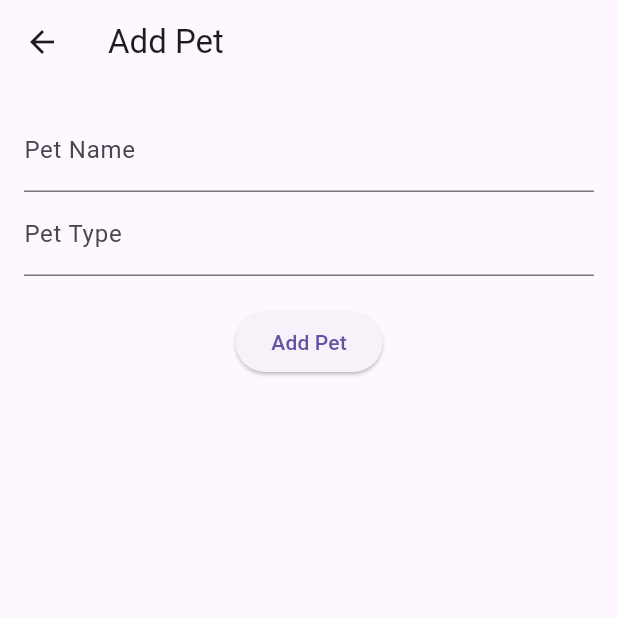
After one commit to TokyoShisenGroup/AiPet, a Flutter app: the screen it shows after launch, item 2 of the bottom bar chosen, after a tap on the "add" icon, on a phone screen of 412 x 824 dp, the top half of it. The commit adds this screen. Run offline on Flutter 3.47's test engine with Material 3 defaults, Android fonts, the phone set to English and light mode, and no system bars; network calls fail.

Commit message:
pet_page

```diff
--- a/lib/ChatPage/chat_page.dart
+++ b/lib/ChatPage/chat_page.dart
@@ -4,7 +4,7 @@ import 'package:aipet/Utility/typedefinition.dart';
 class ChatPage extends StatefulWidget {
   final User friend;
 
-  ChatPage({required this.friend});
+  const ChatPage({super.key, required this.friend});
 
   @override
   _ChatPageState createState() => _ChatPageState();
@@ -18,7 +18,7 @@ class _ChatPageState extends State<ChatPage> {
     final message = Message(
       sender: 'me',
       content: _controller.text,
-      timestamp: DateTime.now(),
+      timestamp: DateTime.now()
     );
     setState(() {
       messages.add(message);
--- /dev/null
+++ b/lib/PetPage/add_pet_page.dart
@@ -0,0 +1,39 @@
+import 'package:flutter/material.dart';
+import "package:aipet/Utility/typedefinition.dart";
+
+class AddPetPage extends StatelessWidget {
+  final TextEditingController _nameController = TextEditingController();
+  final TextEditingController _typeController = TextEditingController();
+
+  @override
+  Widget build(BuildContext context) {
+    return Scaffold(
+      appBar: AppBar(
+        title: Text('Add Pet'),
+      ),
+      body: Padding(
+        padding: const EdgeInsets.all(16.0),
+        child: Column(
+          children: [
+            TextField(
+              controller: _nameController,
+              decoration: InputDecoration(labelText: 'Pet Name'),
+            ),
+            TextField(
+              controller: _typeController,
+              decoration: InputDecoration(labelText: 'Pet Type'),
+            ),
+            SizedBox(height: 20),
+            ElevatedButton(
+              onPressed: () {
+                // Add pet to the list
+                Navigator.pop(context);
+              },
+              child: Text('Add Pet'),
+            ),
+          ],
+        ),
+      ),
+    );
+  }
+}
--- /dev/null
+++ b/lib/PetPage/pet_management_page.dart
@@ -0,0 +1,48 @@
+import 'package:flutter/material.dart';
+import 'add_pet_page.dart';
+import 'pet_detail_page.dart';
+import "package:aipet/Utility/typedefinition.dart";
+
+class PetManagementPage extends StatelessWidget {
+  final List<Pet> pets = [
+    Pet(name: 'Buddy', type: 'Dog'),
+    Pet(name: 'Mittens', type: 'Cat'),
+  ];
+
+  @override
+  Widget build(BuildContext context) {
+    return Scaffold(
+      appBar: AppBar(
+        title: Text('Pet Management'),
+        actions: [
+          IconButton(
+            icon: Icon(Icons.add),
+            onPressed: () {
+              Navigator.push(
+                context,
+                MaterialPageRoute(builder: (context) => AddPetPage()),
+              );
+            },
+          ),
+        ],
+      ),
+      body: ListView.builder(
+        itemCount: pets.length,
+        itemBuilder: (context, index) {
+          final pet = pets[index];
+          return ListTile(
+            leading: Icon(Icons.pets),
+            title: Text(pet.name),
+            subtitle: Text(pet.type),
+            onTap: () {
+              Navigator.push(
+                context,
+                MaterialPageRoute(builder: (context) => PetDetailPage(pet: pet)),
+              );
+            },
+          );
+        },
+      ),
+    );
+  }
+}
--- a/lib/Utility/typedefinition.dart
+++ b/lib/Utility/typedefinition.dart
@@ -1,3 +1,5 @@
+import 'package:flutter/material.dart';
+
 class User {
   final String name;
   final String avatarUrl;
@@ -20,3 +22,17 @@ class Message {
 
   Message({required this.sender, required this.content, required this.timestamp});
 }
+
+class Pet {
+  final String name;
+  final String type;
+
+  Pet({required this.name, required this.type});
+}
+
+class Reminder {
+  final String description;
+  final TimeOfDay time;
+
+  Reminder({required this.description, required this.time});
+}
--- a/lib/main.dart
+++ b/lib/main.dart
@@ -1,7 +1,7 @@
 import 'package:flutter/material.dart';
 import 'MyPage/mypage.dart';
-import "package:aipet/ChatPage/chat_list_page.dart";
-import "package:aipet/ChatPage/friend_list_page.dart";
+import 'package:aipet/ChatPage/chat_list_page.dart';
+import 'package:aipet/PetPage/pet_management_page.dart'; // Import the pet management page
 
 void main() {
   runApp(const MyApp());
@@ -15,7 +15,6 @@ class MyApp extends StatelessWidget {
     return MaterialApp(
       title: 'Flutter Demo',
       theme: ThemeData(
-        colorScheme: ColorScheme.fromSeed(seedColor: Colors.deepPurple),
         useMaterial3: true,
       ),
       home: const MyBottomNavigationBarApp(),
@@ -43,8 +42,8 @@ class _MyBottomNavigationBarState extends State<MyBottomNavigationBar> {
   int _selectedIndex = 0;
 
   static final List<Widget> _widgetOptions = <Widget>[
-    FriendsListPage(),
     ChatListPage(),
+    PetManagementPage(), // Add the pet management page
     MyPage(),
   ];
 
@@ -66,19 +65,16 @@ class _MyBottomNavigationBarState extends State<MyBottomNavigationBar> {
       bottomNavigationBar: BottomNavigationBar(
         items: const <BottomNavigationBarItem>[
           BottomNavigationBarItem(
-            icon: Icon(Icons.people),
-            label: 'Friends',
-            backgroundColor: Colors.blue,
+            icon: Icon(Icons.chat),
+            label: 'Chats',
           ),
           BottomNavigationBarItem(
-            icon: Icon(Icons.chat),
-            label: 'Chats',
-            backgroundColor: Colors.blue,
+            icon: Icon(Icons.pets),
+            label: 'Pets',
           ),
           BottomNavigationBarItem(
             icon: Icon(Icons.person),
             label: 'Profile',
-            backgroundColor: Colors.blue,
           ),
         ],
         currentIndex: _selectedIndex,
```
Also changed, not shown: lib/PetPage/pet_detail_page.dart (added, +93 -0 lines).
